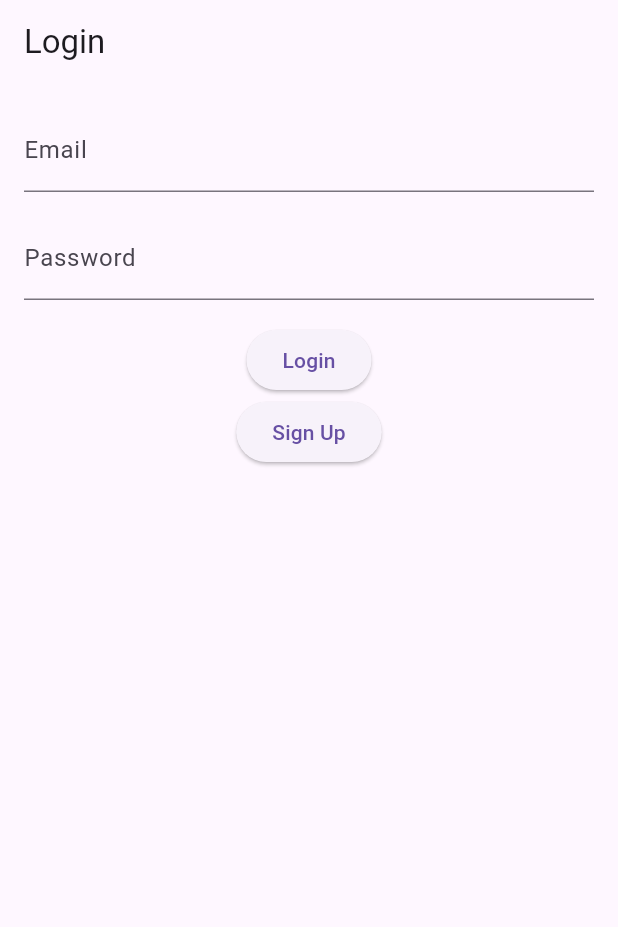
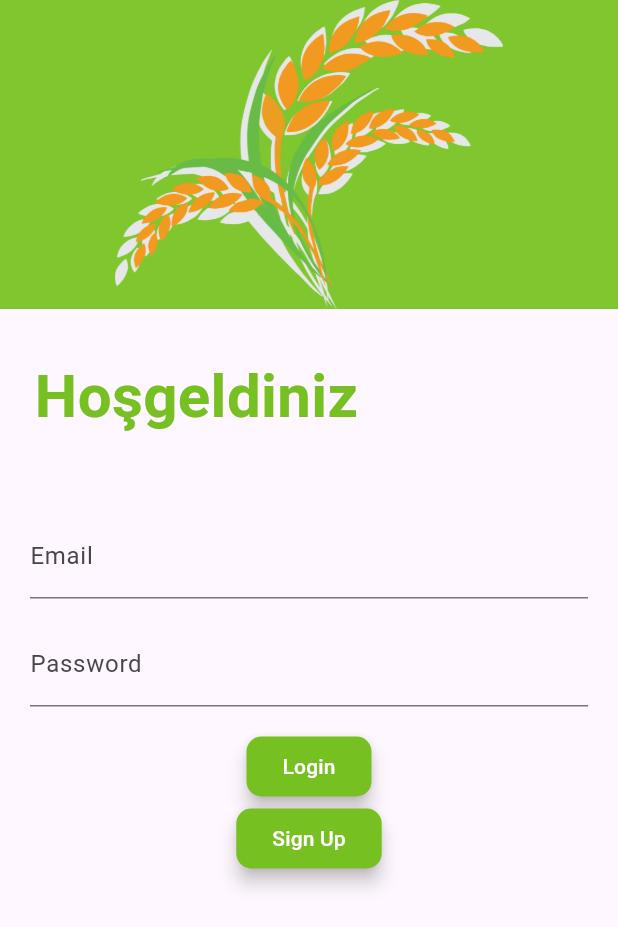
Before and after one commit to keremkahramann/T-VAC, a Flutter app: the screen it shows after launch, on a phone screen of 412 x 824 dp. Shown: the top 927 px of the screen. Run offline on Flutter 3.47's test engine with Material 3 defaults, Android fonts, the phone set to English and light mode, and no system bars; our stand-ins replace firebase_auth, firebase_core, get, quickalert; accounts and stored records are empty.

Commit message:
Login page Frontend working

```diff
--- a/t_vac/lib/auth/login.dart
+++ b/t_vac/lib/auth/login.dart
@@ -24,12 +24,33 @@ class _LoginScreenState extends State<LoginScreen> {
 
   @override
   Widget build(BuildContext context) {
+    double deviceHeight = MediaQuery.of(context).size.height;
+    double deviceWidth = MediaQuery.of(context).size.width;
+    // container için genişlik ve uzunluk aldım cihazın uzunluğuna sabit olucak bunlar
     return Scaffold(
-      appBar: AppBar(
-        title: const Text('Login'),
+        body: SafeArea(
+            child: SingleChildScrollView(
+                child: Column(children: [
+      Container(
+        width: deviceWidth, // üst yeşil alanın genişliği
+        height: deviceHeight / 4, // üst yeşil alanın uzunluğu
+        decoration: const BoxDecoration(
+            color: Color.fromARGB(255, 127, 198, 47),
+            image: DecorationImage(
+                image: AssetImage("lib/images/bugday1.png"),
+                fit: BoxFit.contain)),
       ),
-      body: Padding(
-        padding: const EdgeInsets.all(16.0),
+      Padding(
+          padding: EdgeInsets.only(top: 30, right: 150),
+          child: Text(
+            "Hoşgeldiniz",
+            style: TextStyle(
+                color: Color.fromARGB(255, 118, 192, 33),
+                fontSize: 40,
+                fontWeight: FontWeight.bold),
+          )),
+      Padding(
+        padding: const EdgeInsets.only(top: 50, left: 20, right: 20),
         child: Column(
           children: [
             TextField(
@@ -83,8 +104,8 @@ class _LoginScreenState extends State<LoginScreen> {
                       log('Error: ${e.message}');
                       ScaffoldMessenger.of(context).showSnackBar(
                         const SnackBar(
-                        content:
-                            Text('An error occurred. Please try again later.'),
+                          content: Text(
+                              'An error occurred. Please try again later.'),
                           duration: Duration(seconds: 3),
                         ),
                       );
@@ -101,16 +122,30 @@ class _LoginScreenState extends State<LoginScreen> {
                   }
                 },
                 child: const Text('Login'),
+                style: ElevatedButton.styleFrom(
+                  foregroundColor: Colors.white,
+                  backgroundColor: Color.fromARGB(255, 118, 192, 33),
+                  elevation: 5,
+                  shape: RoundedRectangleBorder(
+                    borderRadius: BorderRadius.circular(10),
                   ),
+                )),
             ElevatedButton(
                 onPressed: () {
                   Navigator.pushNamed(context, '/signup');
                 },
                 child: const Text('Sign Up'),
+                style: ElevatedButton.styleFrom(
+                  foregroundColor: Colors.white,
+                  backgroundColor: Color.fromARGB(255, 118, 192, 33),
+                  elevation: 5,
+                  shape: RoundedRectangleBorder(
+                    borderRadius: BorderRadius.circular(10),
                   ),
+                )),
           ],
         ),
       ),
-    );
+    ]))));
   }
 }
--- a/t_vac/lib/main.dart
+++ b/t_vac/lib/main.dart
@@ -18,6 +18,7 @@ class MyApp extends StatelessWidget {
   @override
   Widget build(BuildContext context) {
     return MaterialApp(
+      debugShowCheckedModeBanner: false,
       title: 'Flutter Firebase Login',
       theme: ThemeData(
         primarySwatch: Colors.blue,
--- a/t_vac/pubspec.yaml
+++ b/t_vac/pubspec.yaml
@@ -64,8 +64,8 @@ flutter:
   uses-material-design: true
 
   # To add assets to your application, add an assets section, like this:
-  # assets:
-  #   - images/a_dot_burr.jpeg
+  assets:
+    - lib/images/
   #   - images/a_dot_ham.jpeg
 
   # An image asset can refer to one or more resolution-specific "variants", see
```
Also changed, not shown: t_vac/lib/images/bugday1.png (added), t_vac/lib/images/bugday2.png (added), t_vac/lib/images/resim.png (added). Lines whose indentation alone changed are shown as unchanged.
